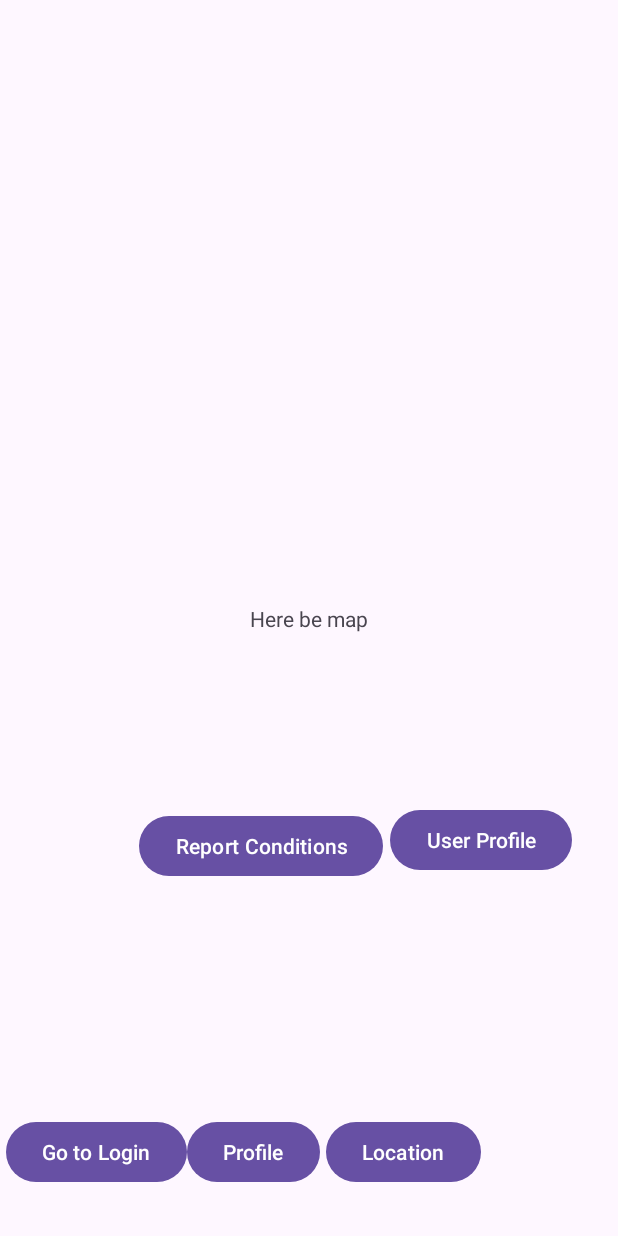
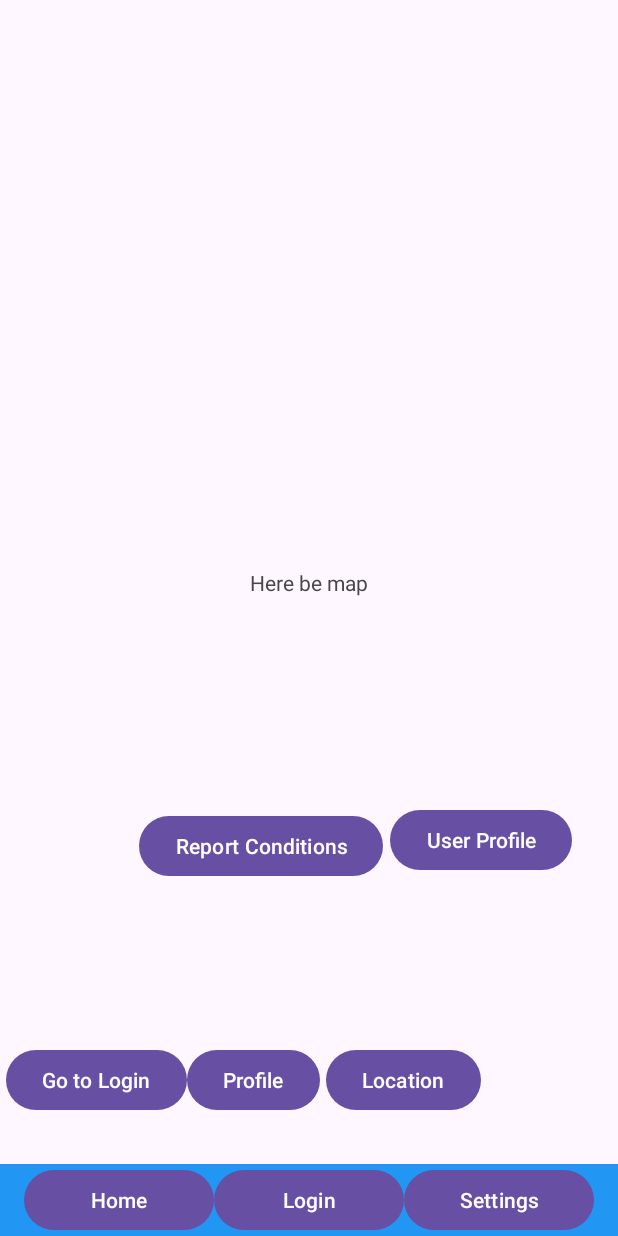
Before and after one commit to DanielOrlov/Mobile-dev-Project, an Android app: the screen it shows after launch (MainActivity), on a phone screen of 412 x 824 dp. Run offline under Robolectric (Android 15) with nearby library versions, the phone set to English and light mode, and no system bars.

Commit message:
added navigation bar

```diff
--- /dev/null
+++ b/app/src/main/java/com/example/mobile_dev_project/BaseActivity.java
@@ -0,0 +1,86 @@
+package com.example.mobile_dev_project;
+
+import android.content.Intent;
+import android.os.Bundle;
+import android.widget.Button;
+import android.widget.Toast;
+
+import androidx.appcompat.app.AppCompatActivity;
+
+import com.example.mobile_dev_project.ui.login.LoginActivity;
+
+public class BaseActivity extends AppCompatActivity {
+    @Override
+    protected void onCreate(Bundle savedInstanceState) {
+        super.onCreate(savedInstanceState);
+        super.setContentView(R.layout.activity_base);
+
+
+        Button homeButton = findViewById(R.id.btnHome);
+        Button loginButton = findViewById(R.id.btnLogin);
+        //Button profileButton = findViewById(R.id.btnProfile);
+        Button locationButton = findViewById(R.id.btnLocation);
+        Button userProfileButton = findViewById(R.id.btnUserProfile);
+        Button reportConditionsButton = findViewById(R.id.btnReportConditions);
+        Button settingsButton = findViewById(R.id.btnSettings);
+
+        homeButton.setOnClickListener(v -> {
+            if (!(this instanceof MainActivity)) {
+                startActivity(new Intent(this, MainActivity.class));
+            }
+        });
+
+        loginButton.setOnClickListener(v -> {
+            if (!(this instanceof LoginActivity)) {
+                startActivity(new Intent(this, LoginActivity.class));
+            }
+        });
+
+        settingsButton.setOnClickListener(v -> {
+            // Placeholder for now
+            Toast.makeText(this, "Settings coming soon!", Toast.LENGTH_SHORT).show();
+        });
+
+//        userProfileButton.setOnClickListener(v -> {
+//            if (!(this instanceof UserProfileActivity)) {
+//                startActivity(new Intent(this, LoginActivity.class));
+//            }
+//        });
+//        locationButton.setOnClickListener(v -> {
+//            if (!(this instanceof UserProfileActivity)) {
+//                startActivity(new Intent(this, LocationProfileActivity.class));
+//            }
+//        });
+//        reportConditionsButton.setOnClickListener(v -> {
+//            if (!(this instanceof UserProfileActivity)) {
+//                startActivity(new Intent(this, ReportConditionsActivity.class));
+//            }
+//        });
+
+//        findViewById(R.id.btnHome).setOnClickListener(v -> {
+//            if (!(this instanceof MainActivity)) {
+//                startActivity(new Intent(this, MainActivity.class));
+//            }
+//        });
+//
+//        findViewById(R.id.btnLogin).setOnClickListener(v -> {
+//            if (!(this instanceof LoginActivity)) {
+//                startActivity(new Intent(this, LoginActivity.class));
+//            }
+//        });
+//
+//        findViewById(R.id.btnSettings).setOnClickListener(v -> {
+//            // Placeholder for now
+//            Toast.makeText(this, "Settings coming soon!", Toast.LENGTH_SHORT).show();
+//        });
+
+
+    }
+
+    @Override
+    public void setContentView(int layoutResID) {
+        // Inflate the child layout into the content container
+        getLayoutInflater().inflate(layoutResID, findViewById(R.id.content_container), true);
+    }
+
+}
--- a/app/src/main/java/com/example/mobile_dev_project/LocationProfileActivity.java
+++ b/app/src/main/java/com/example/mobile_dev_project/LocationProfileActivity.java
@@ -8,7 +8,7 @@ import androidx.core.graphics.Insets;
 import androidx.core.view.ViewCompat;
 import androidx.core.view.WindowInsetsCompat;
 
-public class LocationProfileActivity extends AppCompatActivity {
+public class LocationProfileActivity extends BaseActivity {
 
     @Override
     protected void onCreate(Bundle savedInstanceState) {
--- a/app/src/main/java/com/example/mobile_dev_project/MainActivity.java
+++ b/app/src/main/java/com/example/mobile_dev_project/MainActivity.java
@@ -13,7 +13,7 @@ import androidx.core.view.WindowInsetsCompat;
 
 import com.example.mobile_dev_project.ui.login.LoginActivity;
 
-public class MainActivity extends AppCompatActivity {
+public class MainActivity extends BaseActivity {
 
     @Override
     protected void onCreate(Bundle savedInstanceState) {
--- a/app/src/main/java/com/example/mobile_dev_project/ProfileActivity.java
+++ b/app/src/main/java/com/example/mobile_dev_project/ProfileActivity.java
@@ -8,7 +8,7 @@ import androidx.core.graphics.Insets;
 import androidx.core.view.ViewCompat;
 import androidx.core.view.WindowInsetsCompat;
 
-public class ProfileActivity extends AppCompatActivity {
+public class ProfileActivity extends BaseActivity {
 
     @Override
     protected void onCreate(Bundle savedInstanceState) {
--- a/app/src/main/java/com/example/mobile_dev_project/ReportConditionsActivity.java
+++ b/app/src/main/java/com/example/mobile_dev_project/ReportConditionsActivity.java
@@ -8,7 +8,7 @@ import androidx.core.graphics.Insets;
 import androidx.core.view.ViewCompat;
 import androidx.core.view.WindowInsetsCompat;
 
-public class ReportConditionsActivity extends AppCompatActivity {
+public class ReportConditionsActivity extends BaseActivity {
 
     @Override
     protected void onCreate(Bundle savedInstanceState) {
--- a/app/src/main/java/com/example/mobile_dev_project/UserProfileActivity.java
+++ b/app/src/main/java/com/example/mobile_dev_project/UserProfileActivity.java
@@ -9,7 +9,7 @@ import androidx.core.view.ViewCompat;
 import androidx.core.view.WindowInsetsCompat;
 
 public class
-UserProfileActivity extends AppCompatActivity {
+UserProfileActivity extends BaseActivity {
 
     @Override
     protected void onCreate(Bundle savedInstanceState) {
--- a/app/src/main/java/com/example/mobile_dev_project/ui/login/LoginActivity.java
+++ b/app/src/main/java/com/example/mobile_dev_project/ui/login/LoginActivity.java
@@ -22,12 +22,13 @@ import android.widget.ProgressBar;
 import android.widget.TextView;
 import android.widget.Toast;
 
+import com.example.mobile_dev_project.BaseActivity;
 import com.example.mobile_dev_project.R;
 import com.example.mobile_dev_project.ui.login.LoginViewModel;
 import com.example.mobile_dev_project.ui.login.LoginViewModelFactory;
 import com.example.mobile_dev_project.databinding.ActivityLoginBinding;
 
-public class LoginActivity extends AppCompatActivity {
+public class LoginActivity extends BaseActivity {
 
     private LoginViewModel loginViewModel;
     private ActivityLoginBinding binding;
--- /dev/null
+++ b/app/src/main/res/layout/activity_base.xml
@@ -0,0 +1,28 @@
+<?xml version="1.0" encoding="utf-8"?>
+<androidx.constraintlayout.widget.ConstraintLayout
+    xmlns:android="http://schemas.android.com/apk/res/android"
+    xmlns:app="http://schemas.android.com/apk/res-auto"
+    android:layout_width="match_parent"
+    android:layout_height="match_parent">
+
+    <!-- Screen content goes here -->
+    <FrameLayout
+        android:id="@+id/content_container"
+        android:layout_width="0dp"
+        android:layout_height="0dp"
+        app:layout_constraintTop_toTopOf="parent"
+        app:layout_constraintStart_toStartOf="parent"
+        app:layout_constraintEnd_toEndOf="parent"
+        app:layout_constraintBottom_toTopOf="@+id/nav_bar" />
+
+    <!-- Shared bottom navigation bar -->
+    <include
+        android:id="@+id/nav_bar"
+        layout="@layout/layout_navbar"
+        android:layout_width="0dp"
+        android:layout_height="wrap_content"
+        app:layout_constraintStart_toStartOf="parent"
+        app:layout_constraintEnd_toEndOf="parent"
+        app:layout_constraintBottom_toBottomOf="parent" />
+
+</androidx.constraintlayout.widget.ConstraintLayout>
--- a/app/src/main/res/layout/layout_navbar.xml
+++ b/app/src/main/res/layout/layout_navbar.xml
@@ -1,17 +1,57 @@
 <?xml version="1.0" encoding="utf-8"?>
 <LinearLayout xmlns:android="http://schemas.android.com/apk/res/android"
-             android:layout_width="match_parent"
-             android:layout_height="match_parent"
-             android:orientation="horizontal"
-             android:background="?attr/colorPrimary"
-             android:elevation="4dp">
+    android:id="@+id/navBar"
+    android:layout_width="match_parent"
+    android:layout_height="56dp"
+    android:orientation="horizontal"
+    android:background="#2196F3"
+    android:gravity="center"
+    android:paddingHorizontal="16dp">
 
     <Button
         android:id="@+id/btnHome"
-        android:layout_width="wrap_content"
+        android:layout_width="0dp"
         android:layout_height="wrap_content"
         android:layout_weight="1"
         android:text="Home"
-         />
+        android:textAllCaps="false"/>
 
+<!--    <Button-->
+<!--        android:id="@+id/btnUserProfile"-->
+<!--        android:layout_width="0dp"-->
+<!--        android:layout_height="wrap_content"-->
+<!--        android:layout_weight="1"-->
+<!--        android:text="User Profile"-->
+<!--        android:textAllCaps="false"/>-->
+<!--    <Button-->
+<!--        android:id="@+id/btnLocation"-->
+<!--        android:layout_width="0dp"-->
+<!--        android:layout_height="wrap_content"-->
+<!--        android:layout_weight="1"-->
+<!--        android:text="User Profile"-->
+<!--        android:textAllCaps="false"/>-->
+
+<!--    <Button-->
+<!--        android:id="@+id/btnReportConditions"-->
+<!--        android:layout_width="0dp"-->
+<!--        android:layout_height="wrap_content"-->
+<!--        android:layout_weight="1"-->
+<!--        android:text="Report Conditions"-->
+<!--        android:textAllCaps="false"/>-->
+
+    <Button
+        android:id="@+id/btnLogin"
+        android:layout_width="0dp"
+        android:layout_height="wrap_content"
+        android:layout_weight="1"
+        android:text="Login"
+        android:textAllCaps="false"/>
+
+    <Button
+        android:id="@+id/btnSettings"
+        android:layout_width="0dp"
+        android:layout_height="wrap_content"
+        android:layout_weight="1"
+        android:text="Settings"
+        android:textAllCaps="false"/>
 </LinearLayout>
```
